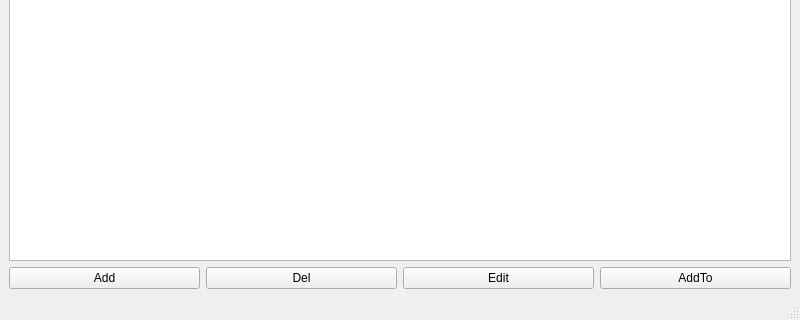
Old version of the form MainWindow.ui in the repository mrEscow/GB_QT; both pictures show x 0 to 800 and y 280 to 600 of the 800 by 600 pixel window.
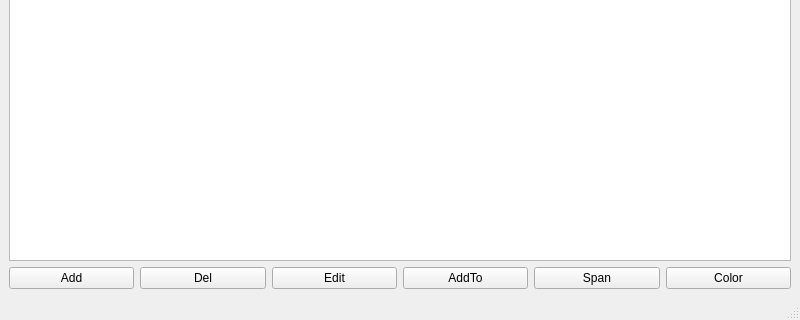
New version of the form.

Commit message: add two buttons

The edit to the form file:
```diff
--- a/MainWindow.ui
+++ b/MainWindow.ui
@@ -76,6 +76,20 @@
         </property>
        </widget>
       </item>
+      <item>
+       <widget class="QPushButton" name="SpanButton">
+        <property name="text">
+         <string>Span</string>
+        </property>
+       </widget>
+      </item>
+      <item>
+       <widget class="QPushButton" name="ColorButton">
+        <property name="text">
+         <string>Color</string>
+        </property>
+       </widget>
+      </item>
      </layout>
     </item>
    </layout>
```
The commit also changes 2 other files.
